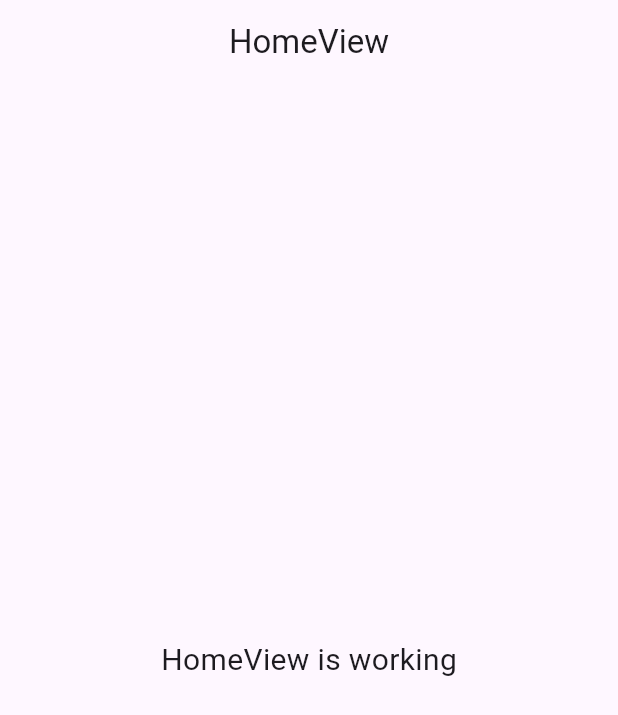
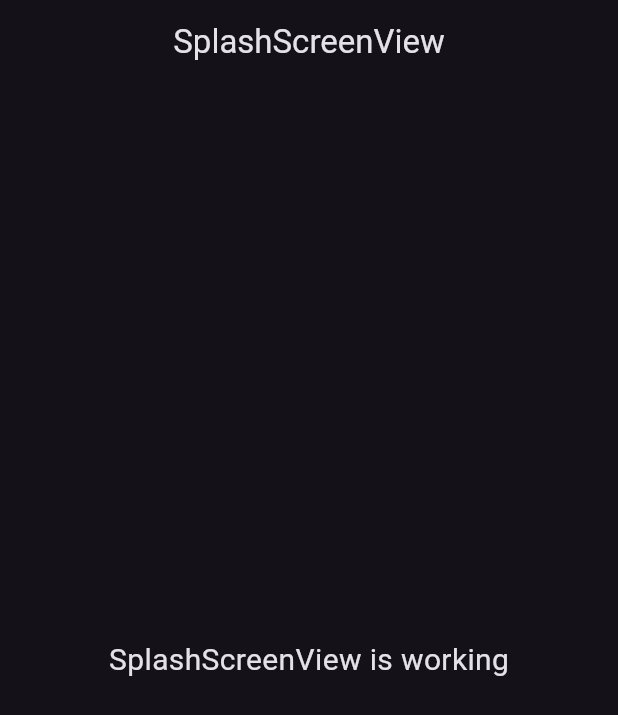
Before and after one commit to Kevinkiron/VideoPlayer, a Flutter app: the first screen one second after launch, on a phone screen of 412 x 824 dp. Shown: the top 715 px of the screen. Run offline on Flutter 3.47's test engine with Material 3 defaults, Android fonts, the phone set to English and light mode, and no system bars; our stand-ins replace gap, get, google_fonts, youtube_player_flutter.

```diff
--- /dev/null
+++ b/lib/app/modules/splash_screen/controllers/splash_screen_controller.dart
@@ -0,0 +1,16 @@
+import 'package:get/get.dart';
+import 'package:machine_test/app/routes/app_pages.dart';
+
+class SplashScreenController extends GetxController {
+  @override
+  void onInit() {
+    super.onInit();
+    goHome();
+  }
+
+  goHome() async {
+    Future.delayed(const Duration(seconds: 3), () {
+      Get.offAllNamed(Routes.HOME);
+    });
+  }
+}
--- /dev/null
+++ b/lib/app/modules/splash_screen/views/splash_screen_view.dart
@@ -0,0 +1,26 @@
+import 'package:flutter/material.dart';
+
+import 'package:get/get.dart';
+
+import '../controllers/splash_screen_controller.dart';
+
+class SplashScreenView extends GetView<SplashScreenController> {
+  SplashScreenView({super.key});
+  @override
+  final SplashScreenController controller = Get.put(SplashScreenController());
+  @override
+  Widget build(BuildContext context) {
+    return Scaffold(
+      appBar: AppBar(
+        title: const Text('SplashScreenView'),
+        centerTitle: true,
+      ),
+      body: const Center(
+        child: Text(
+          'SplashScreenView is working',
+          style: TextStyle(fontSize: 20),
+        ),
+      ),
+    );
+  }
+}
--- a/lib/app/routes/app_routes.dart
+++ b/lib/app/routes/app_routes.dart
@@ -4,9 +4,11 @@ part of 'app_pages.dart';
 abstract class Routes {
   Routes._();
   static const HOME = _Paths.HOME;
+  static const SPLASH_SCREEN = _Paths.SPLASH_SCREEN;
 }
 
 abstract class _Paths {
   _Paths._();
   static const HOME = '/home';
+  static const SPLASH_SCREEN = '/splash-screen';
 }
--- /dev/null
+++ b/lib/app/utils/strings.dart
@@ -0,0 +1,4 @@
+class Constants {
+  static const String home = "Home";
+  static const String animeEdition = "Anime Edition";
+}
--- a/lib/main.dart
+++ b/lib/main.dart
@@ -10,6 +10,10 @@ void main() {
       title: "Application",
       initialRoute: AppPages.INITIAL,
       getPages: AppPages.routes,
+      debugShowCheckedModeBanner: false,
+      theme: ThemeData(
+        brightness: Brightness.dark,
+      ),
     ),
   );
 }
--- a/pubspec.yaml
+++ b/pubspec.yaml
@@ -10,6 +10,9 @@ dependencies:
   get: 4.6.6
   flutter:
     sdk: flutter
+  youtube_player_flutter: ^9.0.1
+  gap: ^3.0.1
+  google_fonts: ^6.2.1
 
 dev_dependencies:
   flutter_lints: 3.0.2
```
Also changed, not shown: lib/app/modules/home/controllers/home_controller.dart (+11 -12 lines), lib/app/modules/home/views/home_view.dart (+41 -13 lines), lib/app/modules/splash_screen/bindings/splash_screen_binding.dart (added, +12 -0 lines), lib/app/routes/app_pages.dart (+8 -1 lines), lib/app/utils/styles.dart (added, +27 -0 lines), pubspec.lock, 3 other files.
